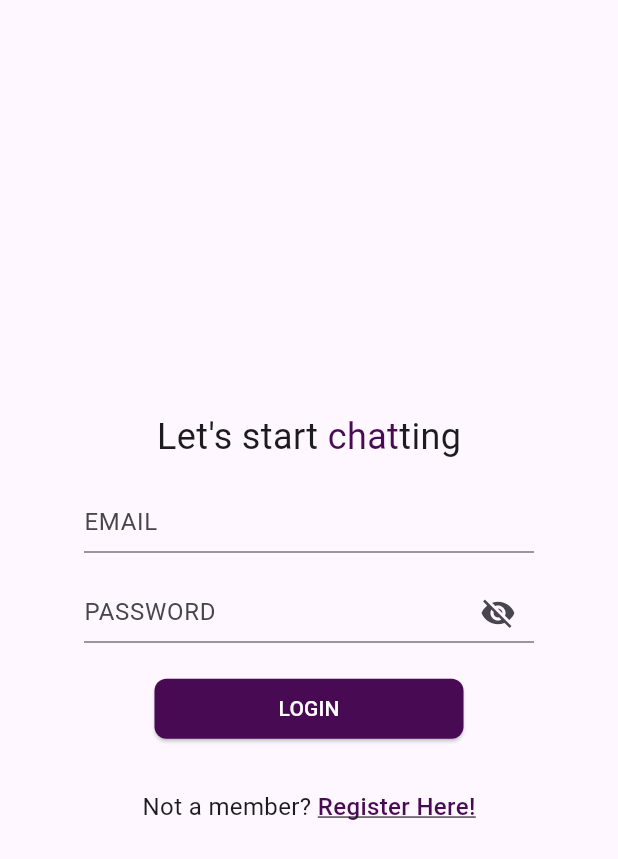
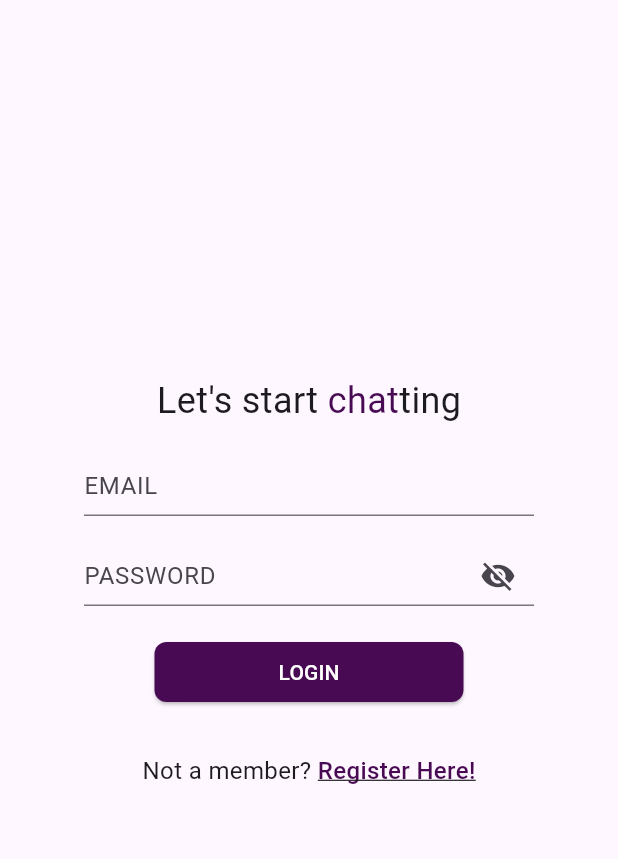
Before and after one commit to sabi000/chat_app, a Flutter app: the screen it shows after launch, on a phone screen of 412 x 824 dp. Shown: the top 859 px of the screen. Run offline on Flutter 3.47's test engine with Material 3 defaults, Android fonts, the phone set to English and light mode, and no system bars; our stand-ins replace firebase_auth, firebase_core, go_router; accounts and stored records are empty.

```diff
--- a/lib/pages/login.dart
+++ b/lib/pages/login.dart
@@ -38,11 +38,18 @@ class _LoginPageState extends State<LoginPage> {
 
   @override
   Widget build(BuildContext context) {
+    final isLandScape =
+        MediaQuery.of(context).orientation == Orientation.landscape;
+
     return Scaffold(
-      body: Column(
+      body: SingleChildScrollView(
+        child: Column(
           mainAxisAlignment: MainAxisAlignment.center,
           crossAxisAlignment: CrossAxisAlignment.center,
           children: [
+            isLandScape
+                ? const SizedBox(height: 40)
+                : const SizedBox(height: 250),
             const Center(
               child: Text.rich(
                 style: TextStyle(fontSize: 24),
@@ -128,10 +135,11 @@ class _LoginPageState extends State<LoginPage> {
                         width: MediaQuery.of(context).size.width * 0.5,
                         child: ElevatedButton(
                             style: ButtonStyle(
-                            backgroundColor:
-                                MaterialStateProperty.all<Color>(TColor.prime1),
+                              backgroundColor: MaterialStateProperty.all<Color>(
+                                  TColor.prime1),
                               shape: MaterialStateProperty.all<
-                                RoundedRectangleBorder>(RoundedRectangleBorder(
+                                      RoundedRectangleBorder>(
+                                  RoundedRectangleBorder(
                                 borderRadius: BorderRadius.circular(8.0),
                               )),
                             ),
@@ -174,6 +182,7 @@ class _LoginPageState extends State<LoginPage> {
             ),
           ],
         ),
+      ),
     );
   }
 
```
Also changed, not shown: lib/pages/register.dart (+12 -4 lines). Lines whose indentation alone changed are shown as unchanged.
